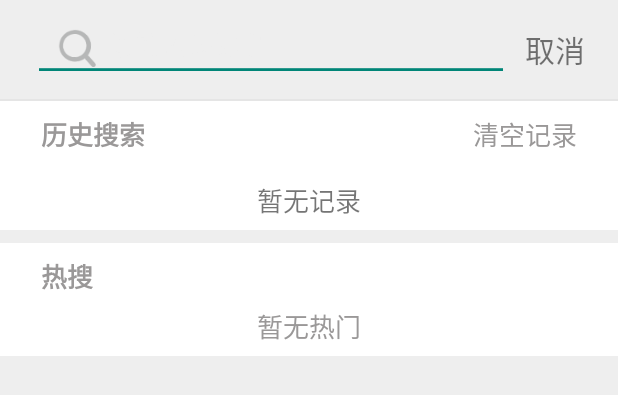
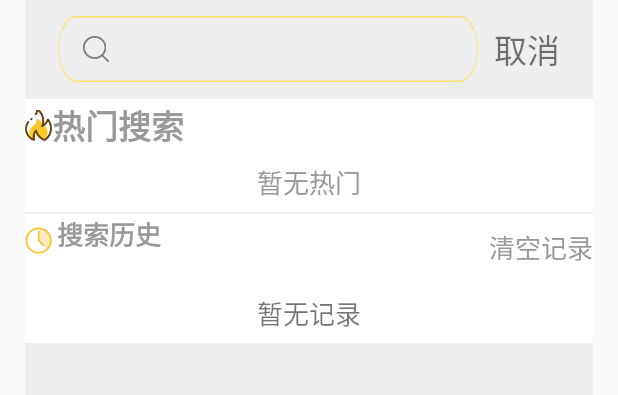
Before and after one commit to DogBean/smart, an Android app: the layout activity_search.xml on its own in the app's theme, with its tools: preview values and no code run, on a phone screen of 412 x 824 dp. Shown: the top 395 px of the screen. Run offline under Robolectric (Android 15) with nearby library versions, the phone set to English and light mode, and no system bars; plain views replace SlidingTabLayout; Roboto replaces fonts that are not available here.

Commit message:
调整 ui

```diff
--- a/app/src/main/java/com/lingzhi/smart/view/SearchEditText.java
+++ b/app/src/main/java/com/lingzhi/smart/view/SearchEditText.java
@@ -36,7 +36,7 @@ public class SearchEditText extends android.support.v7.widget.AppCompatEditText
 	 */
 	private void init() {
 		clearDrawable = getResources().getDrawable(R.mipmap.icon_edit_delete);
-		searchDrawable = getResources().getDrawable(R.mipmap.tj_search_icon);
+		searchDrawable = getResources().getDrawable(R.drawable.ic_search);
 
 		setCompoundDrawablesWithIntrinsicBounds(searchDrawable, null,
 				null, null);
--- a/app/src/main/java/com/lingzhi/smart/view/section/RegionRecommendDailySection.java
+++ b/app/src/main/java/com/lingzhi/smart/view/section/RegionRecommendDailySection.java
@@ -38,7 +38,7 @@ public class RegionRecommendDailySection extends StatelessSection {
 
     @Override
     public int getContentItemsTotal() {
-        return 3;
+        return dailyBeans.size();
     }
 
     @Override
--- a/app/src/main/res/layout/activity_search.xml
+++ b/app/src/main/res/layout/activity_search.xml
@@ -3,6 +3,8 @@
     xmlns:app="http://schemas.android.com/apk/res-auto"
     android:layout_width="match_parent"
     android:layout_height="match_parent"
+    android:layout_marginLeft="@dimen/activity_horizontal_margin"
+    android:layout_marginRight="@dimen/activity_horizontal_margin"
     android:orientation="vertical">
 
     <RelativeLayout
@@ -27,15 +29,17 @@
                     android:layout_centerVertical="true"
                     android:layout_marginLeft="20dp"
                     android:layout_toLeftOf="@+id/tv_cancle"
+                    android:background="@drawable/ic_search_background"
                     android:drawablePadding="8dp"
+                    android:gravity="start|center_vertical"
+                    android:hint="请输入关键字"
+                    android:imeOptions="actionSearch"
                     android:paddingLeft="15dp"
                     android:paddingRight="15dp"
-                    android:gravity="start|center_vertical"
-                    android:imeOptions="actionSearch"
                     android:singleLine="true"
-                    android:hint="请输入关键字"
                     android:textColorHint="@color/gray_bg"
                     android:textSize="16sp" />
+
 
                 <TextView
                     android:id="@+id/tv_cancle"
@@ -46,7 +50,7 @@
                     android:layout_marginLeft="10dp"
                     android:layout_marginRight="20dp"
                     android:text="取消"
-                    android:textSize="18sp" />
+                    android:textSize="@dimen/default_big_text_size" />
             </RelativeLayout>
 
             <FrameLayout
@@ -103,33 +107,100 @@
                 <LinearLayout
                     android:layout_width="match_parent"
                     android:layout_height="wrap_content"
+                    android:background="@color/white"
+                    android:orientation="vertical">
+
+                    <LinearLayout
+                        android:layout_width="wrap_content"
+                        android:layout_height="32dp">
+
+                        <ImageView
+                            android:layout_width="wrap_content"
+                            android:layout_height="wrap_content"
+                            android:layout_gravity="center_vertical"
+                            android:src="@drawable/ic_search_hot" />
+
+                        <TextView
+                            android:layout_width="wrap_content"
+                            android:layout_height="wrap_content"
+                            android:layout_gravity="center_vertical"
+                            android:text="热门搜索"
+                            android:textColor="@color/gray_txt"
+                            android:textSize="@dimen/default_big_text_size"
+                            android:textStyle="bold" />
+                    </LinearLayout>
+
+                    <FrameLayout
+                        android:layout_width="match_parent"
+                        android:layout_height="match_parent">
+
+                        <TextView
+                            android:id="@+id/hot_nodata"
+                            android:layout_width="match_parent"
+                            android:layout_height="match_parent"
+                            android:gravity="center"
+                            android:text="暂无热门"
+                            android:textColor="@color/gray_txt"
+                            android:textSize="16sp" />
+
+                        <com.lingzhi.smart.view.WrapLinearLayout
+                            android:id="@+id/hot_search"
+                            android:layout_width="match_parent"
+                            android:layout_height="wrap_content"
+                            android:layout_marginBottom="18dp"
+                            android:layout_marginLeft="8dp"
+                            android:layout_marginRight="8dp"
+                            android:layout_marginTop="18dp"
+                            app:grivate="left"
+                            app:horizontal_Space="10dp"
+                            app:isFull="false"
+                            app:vertical_Space="10dp">
+
+                        </com.lingzhi.smart.view.WrapLinearLayout>
+                    </FrameLayout>
+                </LinearLayout>
+
+                <LinearLayout
+                    android:layout_width="match_parent"
+                    android:layout_height="wrap_content"
+                    android:layout_marginBottom="8dp"
                     android:layout_marginTop="1dp"
-                    android:layout_marginBottom="8dp"
                     android:background="@color/white"
-                    android:orientation="vertical"
-                    android:paddingLeft="25dp"
-                    android:paddingRight="25dp">
+                    android:orientation="vertical">
 
                     <RelativeLayout
                         android:layout_width="match_parent"
                         android:layout_height="wrap_content">
 
-                        <TextView
+                        <LinearLayout
+
                             android:layout_width="wrap_content"
-                            android:layout_height="wrap_content"
-                            android:layout_marginTop="8dp"
-                            android:text="历史搜索"
-                            android:textColor="@color/gray_txt"
-                            android:textSize="16sp"
-                            android:textStyle="bold" />
+                            android:layout_height="32dp">
+
+                            <ImageView
+                                android:layout_width="wrap_content"
+                                android:layout_height="wrap_content"
+                                android:layout_gravity="center_vertical"
+                                android:src="@drawable/ic_search_history" />
+
+                            <TextView
+                                android:layout_width="wrap_content"
+                                android:layout_height="wrap_content"
+                                android:layout_marginLeft="3dp"
+                                android:gravity="center_vertical"
+                                android:text="搜索历史"
+                                android:textColor="@color/gray_txt"
+                                android:textSize="16sp"
+                                android:textStyle="bold" />
+                        </LinearLayout>
 
                         <TextView
                             android:id="@+id/clear_nearly_search"
                             android:layout_width="wrap_content"
                             android:layout_height="wrap_content"
                             android:layout_alignParentRight="true"
+                            android:layout_marginBottom="10dp"
                             android:layout_marginTop="8dp"
-                            android:layout_marginBottom="10dp"
                             android:background="?attr/selectableItemBackgroundBorderless"
                             android:drawablePadding="6dp"
                             android:gravity="center"
@@ -155,10 +226,10 @@
                             android:id="@+id/nearly_search"
                             android:layout_width="match_parent"
                             android:layout_height="wrap_content"
+                            android:layout_marginBottom="18dp"
                             android:layout_marginLeft="8dp"
+                            android:layout_marginRight="8dp"
                             android:layout_marginTop="18dp"
-                            android:layout_marginRight="8dp"
-                            android:layout_marginBottom="18dp"
                             app:grivate="left"
                             app:horizontal_Space="10dp"
                             app:isFull="false"
@@ -168,52 +239,7 @@
                     </FrameLayout>
                 </LinearLayout>
 
-                <LinearLayout
-                    android:layout_width="match_parent"
-                    android:layout_height="wrap_content"
-                    android:background="@color/white"
-                    android:orientation="vertical"
-                    android:paddingLeft="25dp"
-                    android:paddingRight="25dp">
 
-                    <TextView
-                        android:layout_width="wrap_content"
-                        android:layout_height="wrap_content"
-                        android:layout_marginTop="8dp"
-                        android:text="热搜"
-                        android:textColor="@color/gray_txt"
-                        android:textSize="16sp"
-                        android:textStyle="bold" />
-
-                    <FrameLayout
-                        android:layout_width="match_parent"
-                        android:layout_height="match_parent">
-
-                        <TextView
-                            android:id="@+id/hot_nodata"
-                            android:layout_width="match_parent"
-                            android:layout_height="match_parent"
-                            android:gravity="center"
-                            android:text="暂无热门"
-                            android:textColor="@color/gray_txt"
-                            android:textSize="16sp" />
-
-                        <com.lingzhi.smart.view.WrapLinearLayout
-                            android:id="@+id/hot_search"
-                            android:layout_width="match_parent"
-                            android:layout_height="wrap_content"
-                            android:layout_marginLeft="8dp"
-                            android:layout_marginTop="18dp"
-                            android:layout_marginRight="8dp"
-                            android:layout_marginBottom="18dp"
-                            app:grivate="left"
-                            app:horizontal_Space="10dp"
-                            app:isFull="false"
-                            app:vertical_Space="10dp">
-
-                        </com.lingzhi.smart.view.WrapLinearLayout>
-                    </FrameLayout>
-                </LinearLayout>
             </LinearLayout>
         </RelativeLayout>
     </RelativeLayout>
--- a/app/src/main/res/layout/fragment_main.xml
+++ b/app/src/main/res/layout/fragment_main.xml
@@ -39,6 +39,8 @@
             android:id="@+id/main_recycle"
             android:layout_width="match_parent"
             android:layout_height="match_parent"
+            android:layout_marginLeft="15dp"
+            android:layout_marginRight="15dp"
             android:overScrollMode="never"
             android:scrollbars="none" />
 
--- a/app/src/main/res/layout/layout_region_recommend_daily_card_item.xml
+++ b/app/src/main/res/layout/layout_region_recommend_daily_card_item.xml
@@ -13,9 +13,9 @@
 
     <ImageView
         android:id="@+id/item_recommend_daily_img"
-        android:layout_width="167dp"
-        android:layout_height="171dp"
-        android:scaleType="center" />
+        android:layout_width="match_parent"
+        android:layout_height="@dimen/card_image_default_height"
+        android:scaleType="fitXY" />
 
 
 </android.support.v7.widget.CardView>
--- a/app/src/main/res/layout/layout_region_recommend_head.xml
+++ b/app/src/main/res/layout/layout_region_recommend_head.xml
@@ -3,7 +3,7 @@
     android:layout_width="match_parent"
     android:layout_height="@dimen/home_recommend_head_layout_height"
     android:paddingEnd="@dimen/default_general_margin"
-    android:paddingStart="@dimen/default_general_margin"
+    android:paddingStart="@dimen/activity_horizontal_margin"
     android:paddingTop="@dimen/default_general_margin">
 
 
@@ -12,11 +12,10 @@
         android:layout_width="wrap_content"
         android:layout_height="wrap_content"
         android:layout_centerVertical="true"
-        android:layout_marginStart="@dimen/default_tiny_padding"
         android:gravity="center"
         android:text="今日必聼"
         android:textColor="@color/font_normal"
-        android:textSize="@dimen/default_small_text_size" />
+        android:textSize="@dimen/default_big_text_size" />
 
 
     <TextView
```
Also changed, not shown: app/src/main/java/com/lingzhi/smart/module/search/SearchActivity.java (+21 -10 lines), app/src/main/java/com/lingzhi/smart/view/widget/EatFoodyTextView.java (added, +34 -0 lines), app/src/main/java/com/lingzhi/smart/view/widget/ZFontTextView.java (added, +41 -0 lines), app/src/main/java/com/lingzhi/smart/view/widget/helper/FontCache.java (added, +27 -0 lines), app/src/main/res/layout/layout_single_item.xml (+13 -11 lines), app/src/main/res/values/dimens.xml (+6 -6 lines), 7 other files.
